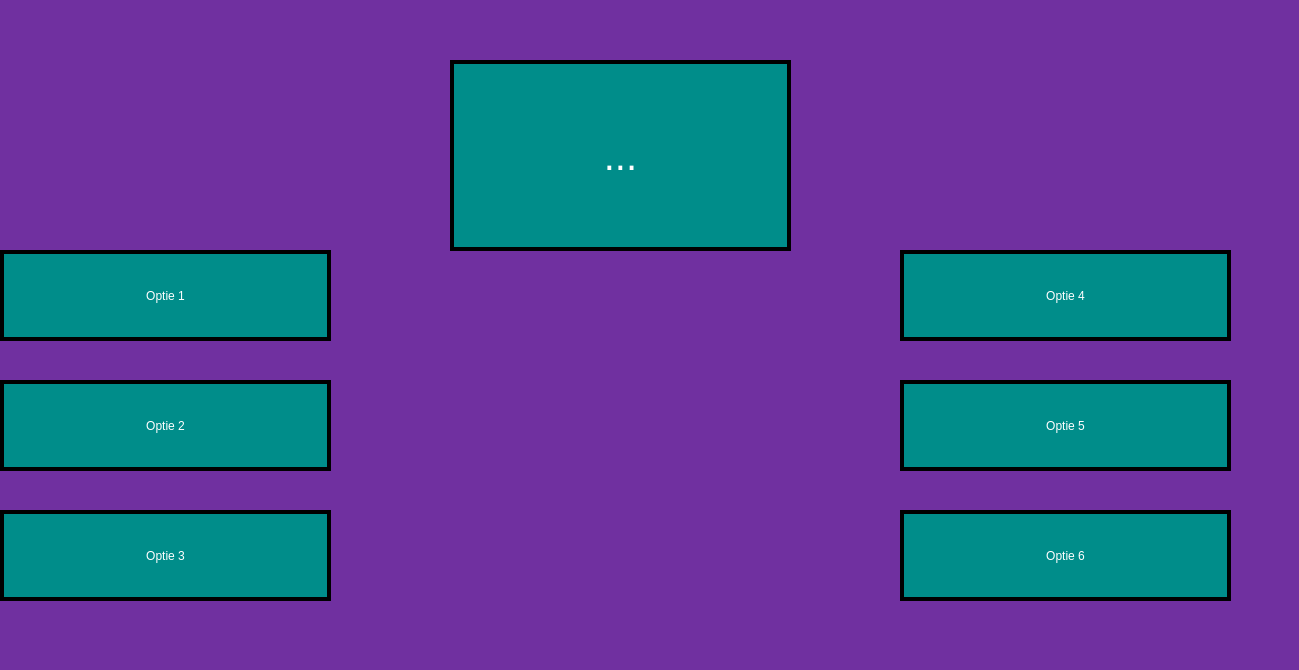
Before: the Qt Designer form code/BankGUi/GeldOpnemen/mainwindow.ui in BruddaCode/Project-3-4-Bank, drawn with Qt 5.
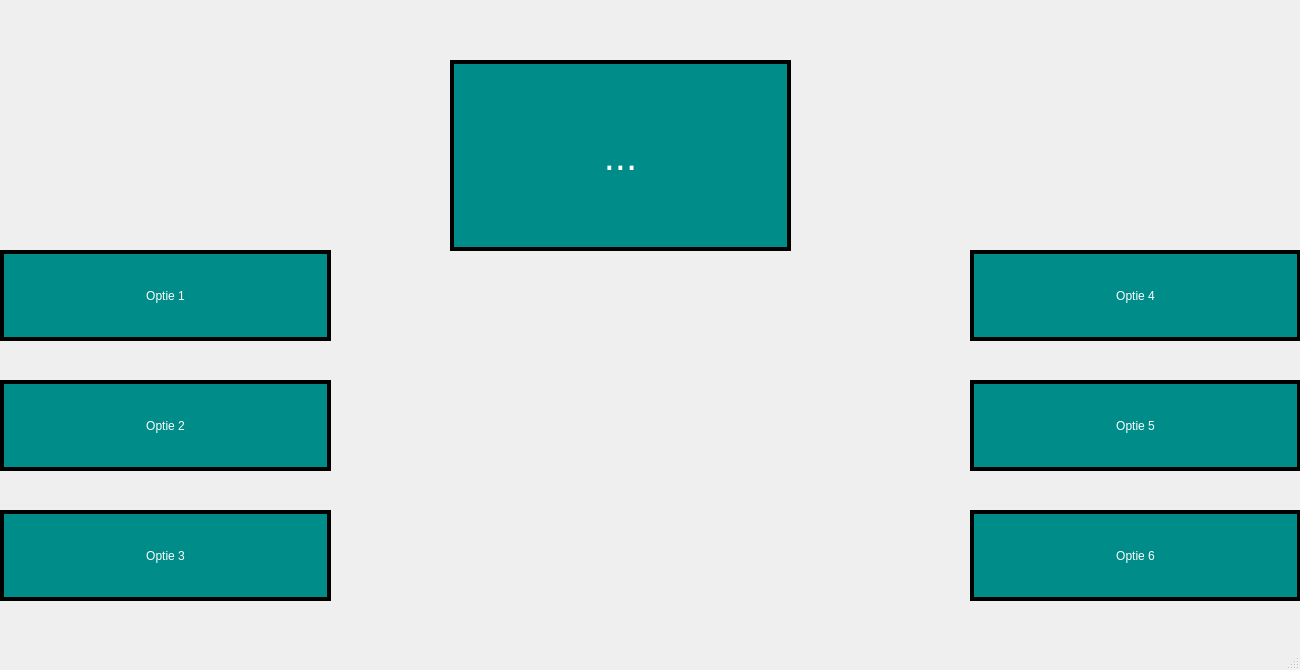
After: the same form once the commit is applied. Icons and pictures are not drawn.

```diff
--- a/code/BankGUi/GeldOpnemen/mainwindow.ui
+++ b/code/BankGUi/GeldOpnemen/mainwindow.ui
@@ -6,7 +6,7 @@
    <rect>
     <x>0</x>
     <y>0</y>
-    <width>1299</width>
+    <width>1300</width>
     <height>670</height>
    </rect>
   </property>
@@ -16,13 +16,11 @@
   <property name="styleSheet">
    <string notr="true">
     background-color: #7030A0;
-    background-image: url(img/SYMPLE_logo4.png);
-    background-blend-mode: overlay;
     background-repeat: no-repeat;
     background-position-x: center;
     background-position-y: 500px;
     background-size: 500px;
-  </string>
+  QMainWindow {background-image:url(C:/Project-3-4-Bank/code/BankGUi/GeldOpnemen/imgs/SYMPLE_logo4.png);};</string>
   </property>
   <widget class="QWidget" name="centralwidget">
    <widget class="QPushButton" name="pushButton">
@@ -135,7 +133,7 @@
    <widget class="QPushButton" name="pushButton_4">
     <property name="geometry">
      <rect>
-      <x>900</x>
+      <x>970</x>
       <y>250</y>
       <width>331</width>
       <height>91</height>
@@ -172,7 +170,7 @@
    <widget class="QPushButton" name="pushButton_5">
     <property name="geometry">
      <rect>
-      <x>900</x>
+      <x>970</x>
       <y>380</y>
       <width>331</width>
       <height>91</height>
@@ -206,7 +204,7 @@
    <widget class="QPushButton" name="pushButton_6">
     <property name="geometry">
      <rect>
-      <x>900</x>
+      <x>970</x>
       <y>510</y>
       <width>331</width>
       <height>91</height>
```
Left out of the diff: 2 changed lines with no effect on the pictures.
